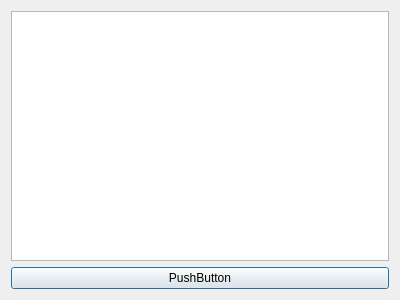
Before: the Qt Designer form src/Game/gamelistdialog.ui in kacper-michal-i-krewni/ZPR-Projekt, drawn with Qt 5.
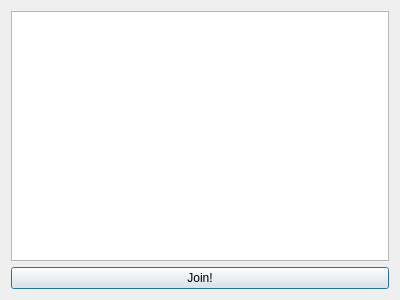
After: the same form once the commit is applied.

Commit message: sending request to join to session complete, time to create server implementation'

The edit to the form file:
```diff
--- a/src/Game/gamelistdialog.ui
+++ b/src/Game/gamelistdialog.ui
@@ -20,7 +20,7 @@
    <item>
     <widget class="QPushButton" name="pushButton">
      <property name="text">
-      <string>PushButton</string>
+      <string>Join!</string>
      </property>
     </widget>
    </item>
```
Left out of the diff: 2 changed lines with no effect on the pictures. The commit also changes 4 other files.
